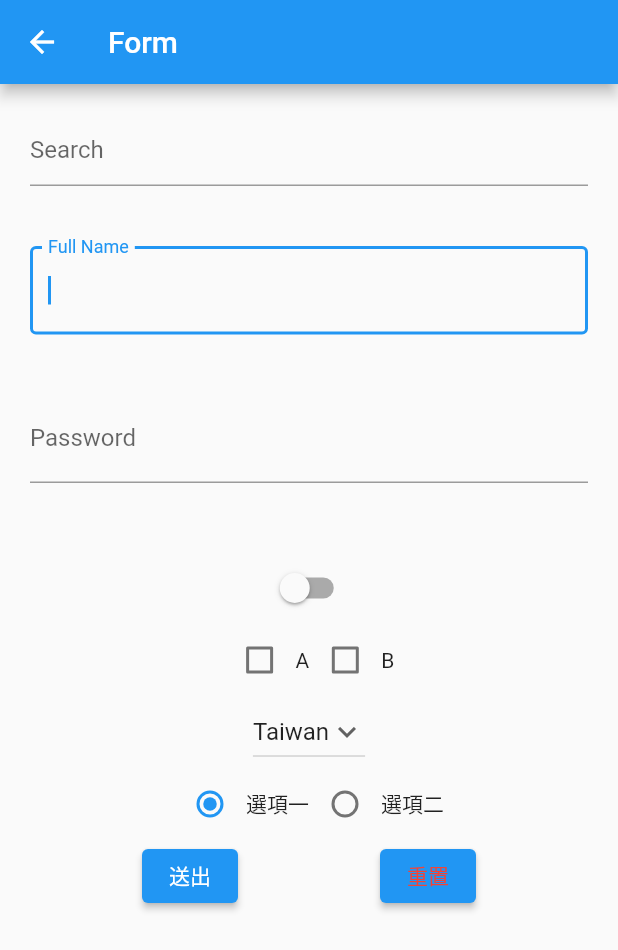
After one commit to ChrisWongAtCUHK/my_widgets, a Flutter app: the FormScreen screen opened by its route, after a tap on "送出", after a tap on "重置", on a phone screen of 412 x 824 dp. The commit adds this screen. Shown: the top 950 px of the screen. Run offline on Flutter 3.47's test engine with Material 2 defaults, Android fonts, the phone set to English and light mode, and no system bars.

Commit message:
Flutter體驗 Day 10-表單組件

```diff
--- a/lib/main.dart
+++ b/lib/main.dart
@@ -4,6 +4,7 @@ import 'views/time.dart';
 import 'views/text.dart';
 import 'views/image.dart';
 import 'views/button.dart';
+import 'views/form.dart';
 
 void main() => runApp(const MyApp());
 
@@ -24,6 +25,7 @@ class MyApp extends StatelessWidget {
         '/text': (context) => const TextScreen(),
         '/image': (context) => const ImageScreen(),
         '/button': (context) => const ButtonScreen(),
+        '/form': (context) => const FormScreen(),
       },
     );
   }
--- /dev/null
+++ b/lib/views/form.dart
@@ -0,0 +1,241 @@
+// ignore_for_file: library_private_types_in_public_api, avoid_print
+
+import 'package:flutter/material.dart';
+
+class FormScreen extends StatefulWidget {
+  const FormScreen({Key? key}) : super(key: key);
+
+  @override
+  _FormScreen createState() => _FormScreen();
+}
+
+class _FormScreen extends State<FormScreen> {
+  final GlobalKey<FormState> _formKey = GlobalKey<FormState>();
+  final items = ['Taiwan', 'Korean', 'Japan'];
+
+  String value = '';
+  String dropdownValue = 'Taiwan';
+  bool isSwitched = false;
+  bool optionsA = false;
+  bool optionsB = false;
+  String? radioValue = '1';
+
+  TextEditingController nameController = TextEditingController();
+  TextEditingController searchController = TextEditingController();
+
+  @override
+  Widget build(BuildContext context) {
+    var textField = Container(
+      margin: const EdgeInsets.all(20.0),
+      child: TextField(
+        controller: searchController,
+        decoration: const InputDecoration(
+          hintText: 'Search',
+        ),
+        onChanged: (String text) {
+          setState(() {
+            value = 'Search: $text';
+          });
+        },
+      ),
+    );
+
+    var nameTextFiled = Container(
+      margin: const EdgeInsets.all(20.0),
+      child: TextFormField(
+        autofocus: true,
+        controller: nameController,
+        decoration: const InputDecoration(
+          border: OutlineInputBorder(),
+          labelText: 'Full Name',
+        ),
+        onChanged: (String text) {
+          setState(() {
+            value = 'Full name: $text';
+          });
+        },
+        validator: (String? value) {
+          if (value == null || value.isEmpty) {
+            return '姓名不得為空';
+          }
+          return null;
+        },
+      ),
+    );
+
+    var passwordTextFormField = Container(
+      margin: const EdgeInsets.all(20),
+      child: TextFormField(
+        obscureText: true,
+        decoration: const InputDecoration(
+          labelText: 'Password',
+        ),
+        onChanged: (String text) {
+          setState(() {
+            value = 'Password: $text';
+          });
+        },
+        validator: (String? value) {
+          RegExp mobile =
+              RegExp(r'(?![0-9]+$)(?![a-zA-Z]+$)[0-9A-Za-z]{8,12}$');
+
+          if (value == null || value.isEmpty) {
+            return '密碼格式不符合為空';
+          }
+
+          if (!mobile.hasMatch(value)) {
+            return '密碼格式不符合';
+          }
+
+          return null;
+        },
+      ),
+    );
+
+    var inputValue = Container(
+      margin: const EdgeInsets.all(5),
+      child: Text(value),
+    );
+
+    var theRadio = Row(
+      mainAxisAlignment: MainAxisAlignment.center,
+      children: [
+        Radio<String>(
+          value: '1',
+          groupValue: radioValue,
+          onChanged: (value) {
+            setState(() {
+              radioValue = value;
+            });
+          },
+        ),
+        const Text('選項一'),
+        Radio<String>(
+          value: '2',
+          groupValue: radioValue,
+          onChanged: (value) {
+            setState(() {
+              radioValue = value;
+            });
+          },
+        ),
+        const Text('選項二'),
+      ],
+    );
+
+    var theSwitch = Switch(
+      value: isSwitched,
+      onChanged: (value) {
+        setState(() {
+          isSwitched = value;
+        });
+      },
+      activeTrackColor: Colors.yellow,
+      activeColor: Colors.orangeAccent,
+    );
+
+    var theCheckBox = Row(
+      mainAxisAlignment: MainAxisAlignment.center,
+      children: [
+        Checkbox(
+          value: optionsA,
+          activeColor: Colors.red, //选中时的颜色
+          onChanged: (value) {
+            setState(() {
+              optionsA = value!;
+            });
+          },
+        ),
+        const Text('A'),
+        Checkbox(
+          value: optionsB,
+          activeColor: Colors.red, //选中时的颜色
+          onChanged: (value) {
+            setState(() {
+              optionsB = value!;
+            });
+          },
+        ),
+        const Text('B'),
+      ],
+    );
+
+    var theDropdownButton = DropdownButton(
+      value: dropdownValue,
+      icon: const Icon(Icons.keyboard_arrow_down),
+      onChanged: (String? value) {
+        print(value);
+        setState(() {
+          dropdownValue = value!;
+        });
+      },
+      items: items.map((String item) {
+        return DropdownMenuItem(
+          value: item,
+          child: Text(item),
+        );
+      }).toList(),
+    );
+
+    var submit = ElevatedButton(
+      onPressed: () {
+        if (_formKey.currentState!.validate()) {
+          ScaffoldMessenger.of(context).showSnackBar(
+            const SnackBar(content: Text('Processing Data')),
+          );
+        }
+      },
+      child: const Text('送出'),
+    );
+
+    var reset = ElevatedButton(
+      style: ElevatedButton.styleFrom(foregroundColor: Colors.red),
+      onPressed: () {
+        _formKey.currentState!.reset();
+        searchController.clear();
+        nameController.clear();
+        setState(() {
+          value = '';
+          optionsA = false;
+          optionsB = false;
+          isSwitched = false;
+          radioValue = '1';
+          dropdownValue = 'Taiwan';
+        });
+      },
+      child: const Text('重置'),
+    );
+
+    var buttons = Row(
+      mainAxisAlignment: MainAxisAlignment.spaceEvenly,
+      children: [
+        submit,
+        reset,
+      ],
+    );
+
+    var form = Form(
+      key: _formKey,
+      child: Column(
+        children: [
+          textField,
+          nameTextFiled,
+          passwordTextFormField,
+          inputValue,
+          theSwitch,
+          theCheckBox,
+          theDropdownButton,
+          theRadio,
+          buttons,
+        ],
+      ),
+    );
+
+    return Scaffold(
+      appBar: AppBar(title: const Text('Form')),
+      body: Center(
+        child: form,
+      ),
+    );
+  }
+}
--- a/lib/views/home.dart
+++ b/lib/views/home.dart
@@ -31,6 +31,10 @@ class HomeScreen extends StatelessWidget {
         title: const Text('Button'),
         onTap: () => Navigator.pushNamed(context, '/button'),
       ),
+      ListTile(
+        title: const Text('Form'),
+        onTap: () => Navigator.pushNamed(context, '/form'),
+      ),
     ];
 
     return ListView(children: items);
```
Also changed, not shown: 1 other file.
